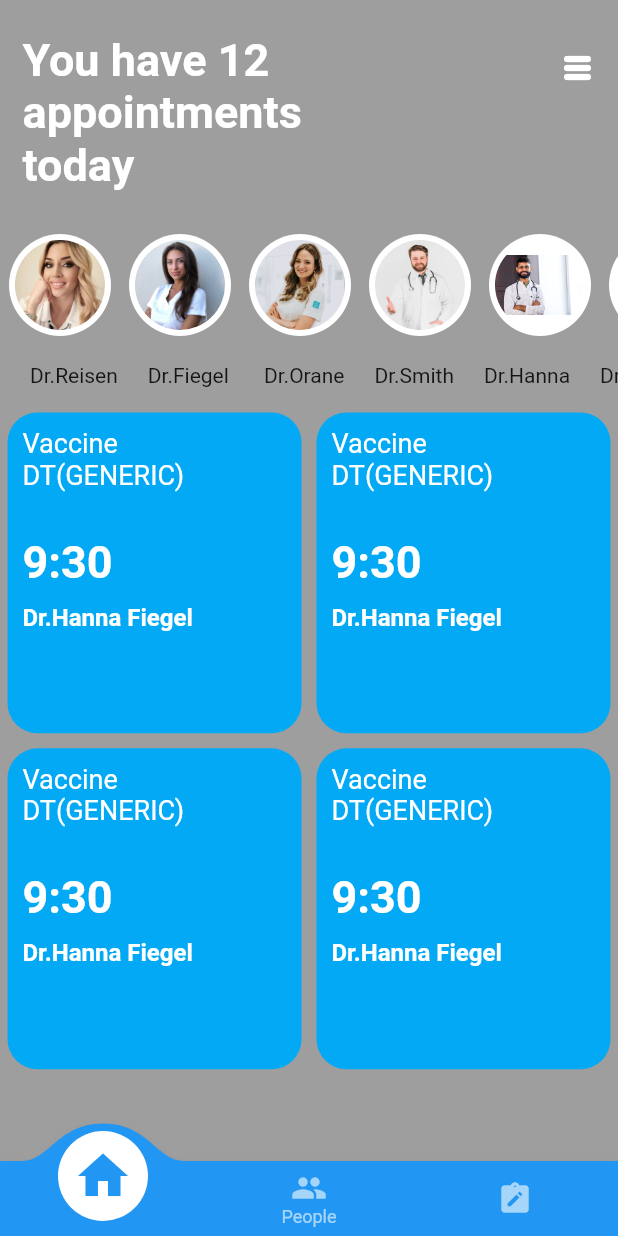
After one commit to home-22/medical_app, a Flutter app: the HomePage screen opened by its route, on a phone screen of 412 x 824 dp. The commit adds this screen. Run offline on Flutter 3.47's test engine with Material 2 defaults, Android fonts, the phone set to English and light mode, and no system bars; drawn by our look-alikes of convex_bottom_bar.

Commit message:
medical_app

```diff
--- a/lib/Home_Page.dart
+++ b/lib/Home_Page.dart
@@ -1,14 +1,65 @@
 // ignore_for_file: file_names
 
+import 'package:convex_bottom_bar/convex_bottom_bar.dart';
 import 'package:flutter/material.dart';
+import 'package:medical_app/widgets/Home_AppBar.dart';
+import 'package:medical_app/widgets/Home_Grid_Items.dart';
 
 class HomePage extends StatelessWidget {
   const HomePage({Key? key}) : super(key: key);
 
   @override
   Widget build(BuildContext context) {
-    return const Scaffold(
-
-                    );
+    return Scaffold(
+      backgroundColor: Colors.grey,
+      body: SafeArea(
+        child: SingleChildScrollView(
+          child: Column(
+            children: [
+              Container(
+                height: 150,
+                width: double.infinity,
+                color: Colors.grey,
+                child: Row(
+                  children: const [
+                    Padding(
+                      padding:
+                          EdgeInsets.symmetric(horizontal: 15, vertical: 20),
+                      child: Text(
+                        'You have 12 \nappointments \ntoday',
+                        style: TextStyle(
+                            color: Colors.white,
+                            fontSize: 30,
+                            fontWeight: FontWeight.bold),
+                      ),
+                    ),
+                    Spacer(),
+                    Padding(
+                      padding: EdgeInsets.only(right: 15, bottom: 60),
+                      child: InkWell(
+                        child: Icon(
+                          Icons.table_rows_rounded,
+                          color: Colors.white,
+                        ),
+                      ),
+                    ),
+                  ],
+                ),
+              ),
+              HomeAppBar(),
+              const HomeGridItems(),
+            ],
+          ),
+        ),
+      ),
+      bottomNavigationBar: ConvexAppBar(
+        items: [
+          TabItem(icon: Icons.home, title: 'Home'),
+          TabItem(icon: Icons.people, title: 'People'),
+          TabItem(icon: Icons.note_alt),
+        ],
+        onTap: (index) => print('click index '),
+      ),
+    );
   }
 }
--- a/lib/Login_Page.dart
+++ b/lib/Login_Page.dart
@@ -17,7 +17,7 @@ class LoginPage extends StatelessWidget {
                 padding:
                     const EdgeInsets.symmetric(horizontal: 20, vertical: 30),
                 child: Container(
-                  height: 120,
+                  height: 110,
                   decoration: const BoxDecoration(
                     image: DecorationImage(
                         image: AssetImage(
@@ -32,9 +32,9 @@ class LoginPage extends StatelessWidget {
               ),
               Padding(
                 padding:
-                    const EdgeInsets.symmetric(horizontal: 20, vertical: 10),
+                    const EdgeInsets.symmetric(horizontal: 25, vertical: 10),
                 child: Container(
-                  height: 450,
+                  height: 400,
                   decoration: BoxDecoration(
                       borderRadius: BorderRadius.circular(20),
                       color: Colors.white),
@@ -152,7 +152,7 @@ class LoginPage extends StatelessWidget {
               ),
               Padding(
                 padding:
-                    const EdgeInsets.symmetric(horizontal: 50, vertical: 30),
+                    const EdgeInsets.symmetric(horizontal: 30, vertical: 10),
                 child: Row(
                   children: const [
                     Text(
--- /dev/null
+++ b/lib/widgets/Home_AppBar.dart
@@ -0,0 +1,70 @@
+// ignore_for_file: file_names
+
+import 'package:flutter/material.dart';
+
+// ignore: must_be_immutable
+class HomeAppBar extends StatelessWidget {
+  List<Text> nameText = [
+    const Text('Dr.Heax'),
+    const Text('Dr.Reisen'),
+    const Text('Dr.Fiegel '),
+    const Text('Dr.Orane'),
+    const Text('Dr.Smith'),
+    const Text('Dr.Hanna'),
+    const Text('Dr.Tempsonan')
+  ];
+
+  HomeAppBar({Key? key}) : super(key: key);
+
+
+
+  @override
+  Widget build(BuildContext context) {
+    return SingleChildScrollView(
+      scrollDirection: Axis.horizontal,
+      child: Column(
+        crossAxisAlignment: CrossAxisAlignment.start,
+        children: [
+          Row(
+            children: [
+              for (int i = 1; i < 7; i++)
+                Container(
+                  padding: const EdgeInsets.all(10),
+                  margin: const EdgeInsets.all(10),
+                  width: 60,
+                  height: 60,
+                  decoration: BoxDecoration(
+                    image: DecorationImage(image: AssetImage('images/$i.jpg')),
+                    borderRadius: BorderRadius.circular(100),
+                    boxShadow: const [
+                      BoxShadow(
+                        color: Colors.white,
+                        blurRadius: 0,
+                        spreadRadius: 4,
+                      ),
+                    ],
+                  ),
+                ),
+            ],
+          ),
+          Padding(
+            padding: const EdgeInsets.symmetric(horizontal: 10, vertical: 10),
+            child: Row(
+              children: [
+                for (int i = 1; i < 7; i++)
+                  Container(
+                    height: 20,
+                    margin: EdgeInsets.symmetric(horizontal: 10),
+                    child: Align(
+                      alignment: Alignment.centerLeft,
+                      child: nameText[i],
+                    ),
+                  )
+              ],
+            ),
+          )
+        ],
+      ),
+    );
+  }
+}
--- /dev/null
+++ b/lib/widgets/Home_Grid_Items.dart
@@ -0,0 +1,55 @@
+import 'package:flutter/cupertino.dart';
+import 'package:flutter/material.dart';
+import 'package:flutter/src/foundation/key.dart';
+import 'package:flutter/src/widgets/framework.dart';
+
+class HomeGridItems extends StatelessWidget {
+  const HomeGridItems({Key? key}) : super(key: key);
+
+  @override
+  Widget build(BuildContext context) {
+    return GridView.count(
+      childAspectRatio: 0.92,
+      physics: const NeverScrollableScrollPhysics(),
+      crossAxisCount: 2,
+      shrinkWrap: true,
+      children: [
+        for (int i = 1; i < 5; i++)
+          Container(
+            padding: const EdgeInsets.only(left: 10, right: 10, top: 10),
+            margin: const EdgeInsets.symmetric(vertical: 5, horizontal: 5),
+            decoration: BoxDecoration(
+              color: Colors.lightBlue,
+              borderRadius: BorderRadius.circular(20),
+            ),
+            child: Column(
+              mainAxisAlignment: MainAxisAlignment.start,
+              crossAxisAlignment: CrossAxisAlignment.start,
+              children: [
+                Text(
+                  'Vaccine \nDT(GENERIC)',
+                  style: TextStyle(color: Colors.white, fontSize: 18),
+                ),
+                SizedBox(height: 30),
+                Text(
+                  '9:30',
+                  style: TextStyle(
+                      color: Colors.white,
+                      fontSize: 30,
+                      fontWeight: FontWeight.bold),
+                ),
+                SizedBox(height: 10),
+                Text(
+                  'Dr.Hanna Fiegel',
+                  style: TextStyle(
+                      color: Colors.white,
+                      fontSize: 16,
+                      fontWeight: FontWeight.bold),
+                )
+              ],
+            ),
+          )
+      ],
+    );
+  }
+}
--- a/pubspec.yaml
+++ b/pubspec.yaml
@@ -27,6 +27,7 @@ environment:
 # the latest version available on pub.dev. To see which dependencies have newer
 # versions available, run `flutter pub outdated`.
 dependencies:
+
   flutter:
     sdk: flutter
 
@@ -34,6 +35,7 @@ dependencies:
   # The following adds the Cupertino Icons font to your application.
   # Use with the CupertinoIcons class for iOS style icons.
   cupertino_icons: ^1.0.2
+  convex_bottom_bar: ^3.1.0+1
 
 dev_dependencies:
   flutter_test:
```
Also changed, not shown: images/1.jpg (added), images/2.jpg (added), images/3.jpg (added), images/4.jpg (added), images/5.jpg (added), images/6.jpg (added), images/7.jpg (added), pubspec.lock.
